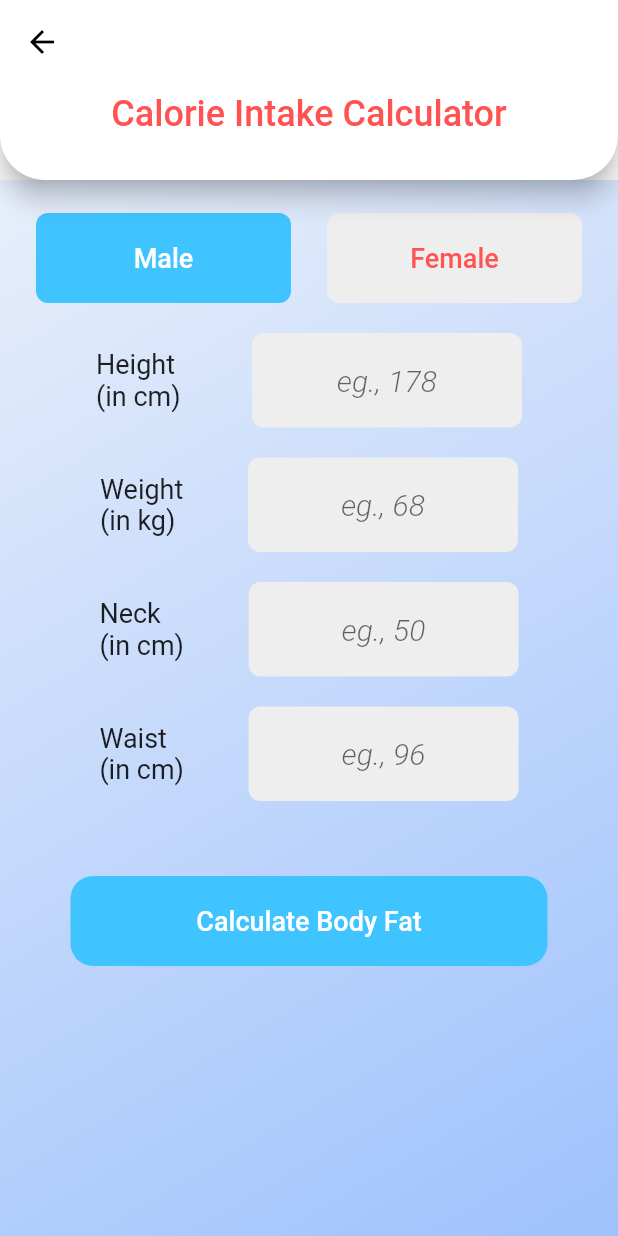
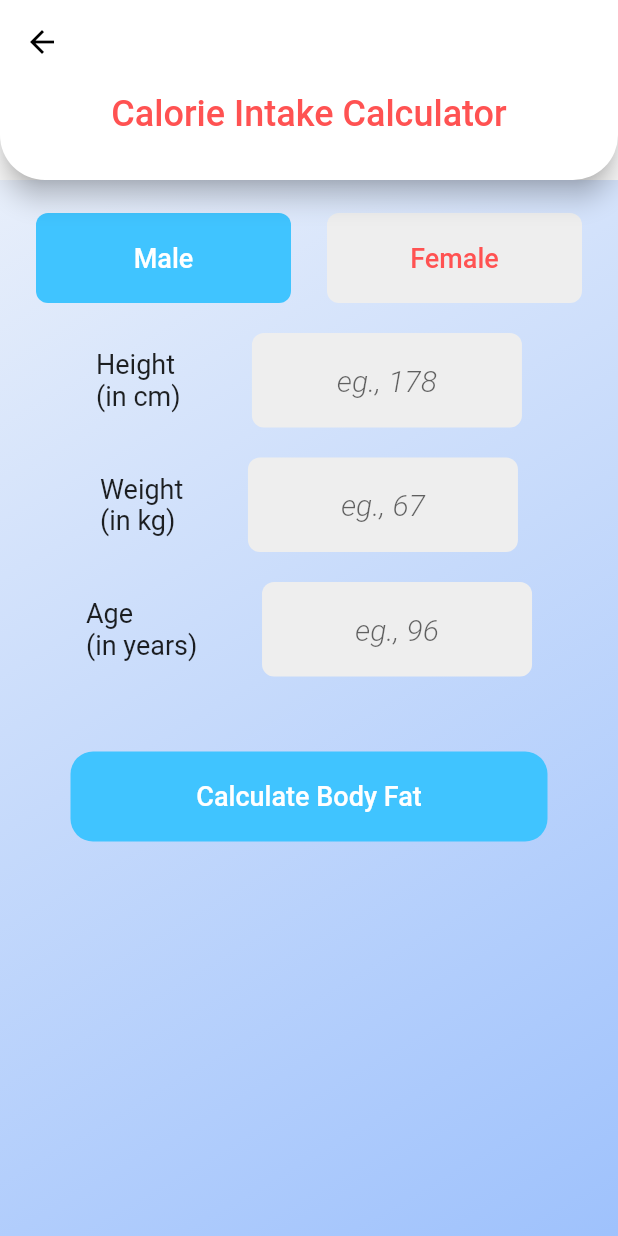
Before and after one commit to abhin-deb02/health_app, a Flutter app: the CalorieIntake screen opened directly, on a phone screen of 412 x 824 dp. Run offline on Flutter 3.47's test engine with Material 2 defaults, Android fonts, the phone set to English and light mode, and no system bars; our stand-ins replace cloud_firestore, firebase_auth, firebase_core, flutter_native_splash, flutter_spinkit, font_awesome_flutter and 3 more; accounts and stored records are empty.

Commit message:
Calorie intake formula change

```diff
--- a/lib/CalorieIntake.dart
+++ b/lib/CalorieIntake.dart
@@ -13,9 +13,7 @@ class _CalorieIntakeState extends State<CalorieIntake> {
   bool hipIsVisible = false;
 
   double height = 0;
-  double neck = 0;
-  double waist = 0;
-  double hip = 0;
+  double age = 0;
   double weight = 0;
 
   // result variable
@@ -24,10 +22,7 @@ class _CalorieIntakeState extends State<CalorieIntake> {
   // declaring inputController to get input values
   TextEditingController heightInput = TextEditingController();
   TextEditingController weightInput = TextEditingController();
-  TextEditingController neckInput = TextEditingController();
-  TextEditingController waistInput = TextEditingController();
-  TextEditingController hipInput = TextEditingController();
-
+  TextEditingController ageInput = TextEditingController();
 
   @override
   Widget build(BuildContext context) {
@@ -148,9 +143,9 @@ class _CalorieIntakeState extends State<CalorieIntake> {
                           textAlign: TextAlign.center,
                           keyboardType: TextInputType.number,
                           decoration: InputDecoration(
-                              hintText: "eg., 68",
+                              hintText: "eg., 67",
                               hintStyle:
-                              const TextStyle(fontStyle: FontStyle.italic),
+                                  const TextStyle(fontStyle: FontStyle.italic),
                               filled: true,
                               fillColor: Colors.grey[200],
                               border: OutlineInputBorder(
@@ -163,15 +158,15 @@ class _CalorieIntakeState extends State<CalorieIntake> {
                   ],
                 ),
 
-                // neck
                 const SizedBox(height: 20.0),
+
                 Row(
                   mainAxisAlignment: MainAxisAlignment.center,
                   crossAxisAlignment: CrossAxisAlignment.center,
                   children: [
                     const Flexible(
                       flex: 3,
-                      child: Text("Neck\n(in cm)",
+                      child: Text("Age\n(in years)",
                           style: TextStyle(fontSize: 18.0)),
                     ),
                     const Spacer(flex: 1),
@@ -180,7 +175,7 @@ class _CalorieIntakeState extends State<CalorieIntake> {
                       child: SizedBox(
                         width: 180,
                         child: TextField(
-                          controller: neckInput,
+                          controller: ageInput,
                           style: const TextStyle(
                             fontSize: 20,
                             fontWeight: FontWeight.w300,
@@ -189,9 +184,9 @@ class _CalorieIntakeState extends State<CalorieIntake> {
                           textAlign: TextAlign.center,
                           keyboardType: TextInputType.number,
                           decoration: InputDecoration(
-                              hintText: "eg., 50",
-                              hintStyle: const TextStyle(
-                                  fontStyle: FontStyle.italic),
+                              hintText: "eg., 96",
+                              hintStyle:
+                                  const TextStyle(fontStyle: FontStyle.italic),
                               filled: true,
                               fillColor: Colors.grey[200],
                               border: OutlineInputBorder(
@@ -203,48 +198,6 @@ class _CalorieIntakeState extends State<CalorieIntake> {
                     ),
                   ],
                 ),
-
-                // waist
-                const SizedBox(height: 20.0),
-                Row(
-                  mainAxisAlignment: MainAxisAlignment.center,
-                  crossAxisAlignment: CrossAxisAlignment.center,
-                  children: [
-                    const Flexible(
-                      flex: 3,
-                      child: Text("Waist\n(in cm)",
-                          style: TextStyle(fontSize: 18.0)),
-                    ),
-                    const Spacer(flex: 1),
-                    Flexible(
-                      flex: 5,
-                      child: SizedBox(
-                        width: 180,
-                        child: TextField(
-                          controller: waistInput,
-                          style: const TextStyle(
-                            fontSize: 20,
-                            fontWeight: FontWeight.w300,
-                            color: Colors.black,
-                          ),
-                          textAlign: TextAlign.center,
-                          keyboardType: TextInputType.number,
-                          decoration: InputDecoration(
-                              hintText: "eg., 96",
-                              hintStyle: const TextStyle(
-                                  fontStyle: FontStyle.italic),
-                              filled: true,
-                              fillColor: Colors.grey[200],
-                              border: OutlineInputBorder(
-                                borderRadius: BorderRadius.circular(8.0),
-                                borderSide: BorderSide.none,
-                              )),
-                        ),
-                      ),
-                    ),
-                  ],
-                ),
-
 
                 // hip [if female]
 
@@ -260,35 +213,8 @@ class _CalorieIntakeState extends State<CalorieIntake> {
                           flex: 3,
                           child: Container(
                               //color: Colors.red,
-                              child: const Text("Hip\n(in cm)",
+                              child: const Text("",
                                   style: TextStyle(fontSize: 18.0))),
-                        ),
-                        const Spacer(flex: 1),
-                        Flexible(
-                          flex: 5,
-                          child: SizedBox(
-                            width: 180,
-                            child: TextField(
-                              controller: hipInput,
-                              style: const TextStyle(
-                                fontSize: 20,
-                                fontWeight: FontWeight.w300,
-                                color: Colors.black,
-                              ),
-                              textAlign: TextAlign.center,
-                              keyboardType: TextInputType.number,
-                              decoration: InputDecoration(
-                                  hintText: "eg., 92",
-                                  hintStyle: const TextStyle(
-                                      fontStyle: FontStyle.italic),
-                                  filled: true,
-                                  fillColor: Colors.grey[200],
-                                  border: OutlineInputBorder(
-                                    borderRadius: BorderRadius.circular(8.0),
-                                    borderSide: BorderSide.none,
-                                  )),
-                            ),
-                          ),
                         ),
                       ],
                     ),
@@ -306,22 +232,15 @@ class _CalorieIntakeState extends State<CalorieIntake> {
                     height: 60.0,
                     onPressed: () {
                       height = double.parse(heightInput.value.text);
-                      waist = double.parse(waistInput.value.text);
-                      neck = double.parse(neckInput.value.text);
-                      if (currentindex == 1) {
-                        hip = double.parse(hipInput.value.text);
-                      } else {
-                        hip = 0;
-                      }
+                      weight = double.parse(weightInput.value.text);
+                      age = double.parse(ageInput.value.text);
 
                       Navigator.of(context).push(MaterialPageRoute(
                           builder: (context) => BodyFatResults(
                               index: currentindex,
                               height: height,
                               weight: weight,
-                              waist: waist,
-                              neck: neck,
-                              hip: hip)));
+                              age: age)));
                     },
                     child: const Text(
                       "Calculate Body Fat",
@@ -383,20 +302,16 @@ class _CalorieIntakeState extends State<CalorieIntake> {
 class BodyFatResults extends StatefulWidget {
   final double height;
   final double weight;
-  final double neck;
-  final double waist;
-  final double hip;
+  final double age;
   final int index;
 
-  const BodyFatResults(
-      {Key? key,
-      required this.index,
-      required this.height,
-      required this.weight,
-      required this.neck,
-      required this.waist,
-      required this.hip })
-      : super(key: key);
+  const BodyFatResults({
+    Key? key,
+    required this.index,
+    required this.height,
+    required this.weight,
+    required this.age,
+  }) : super(key: key);
 
   @override
   State<BodyFatResults> createState() => _BodyFatResultsState();
@@ -410,25 +325,20 @@ class _BodyFatResultsState extends State<BodyFatResults> {
 
   // hip calc essential functions here...
 
-  double logby10(double exp) {
-    return (log(exp) / ln10);
-  }
-
-  double calcCalorieMale(double waist, double neck, double height, weight) {
-    double bfpDenom =
-        1.0324 - 0.19077 * logby10(waist - neck) + 0.15456 * logby10(height);
-    double finalBfp = 495 / bfpDenom - 450;
-    double calorieMale = (370 + 21.6 * (1 - finalBfp) * weight) * 3 * 2.2;
-
+  double calcCalorieMale(double age, double height, weight) {
+    double calorieMale = (66.5 +
+            (6.3 * 0.453592 * weight) +
+            (4.7 * 2.54 * height) -
+            (6.8 * age)) *
+        1.2;
     return calorieMale;
   }
 
-  double calcCalorieFemale(double waist, double neck, double height, double hip, weight) {
-    double bfpDenom = 1.29579 -
-        0.35004 * logby10(waist + hip - neck) +
-        0.22100 * logby10(height);
-    double finalBfp = 495 / bfpDenom - 450;
-    double calorieFemale = (370 + 21.6 * (1 - finalBfp) * weight) * 3 * 2;
+  double calcCalorieFemale(double age, double height, weight) {
+    double calorieFemale = (665.1 +
+        (4.3 * 0.453592 * weight) +
+        (4.7 * 2.54 * height) -
+        (4.7 * age));
 
     return calorieFemale;
   }
@@ -436,12 +346,12 @@ class _BodyFatResultsState extends State<BodyFatResults> {
   void calculateAll() {
     setState(() {
       if (widget.index == 0) {
-        CalorieIntake = calcCalorieMale(widget.waist, widget.neck, widget.height, widget.weight);
+        CalorieIntake =
+            calcCalorieMale(widget.age, widget.height, widget.weight);
       } else if (widget.index == 1) {
-        CalorieIntake = calcCalorieFemale(
-            widget.waist, widget.neck, widget.height, widget.hip, widget.weight);
+        CalorieIntake =
+            calcCalorieFemale(widget.age, widget.height, widget.weight);
       }
-
     });
   }
 
@@ -524,7 +434,10 @@ class _BodyFatResultsState extends State<BodyFatResults> {
                               children: [
                                 const SizedBox(height: 40.0),
                                 const Text("Calories needed: ",
-                                    style: TextStyle(fontSize: 20)),
+                                    style: TextStyle(fontSize: 40)),
+                                const SizedBox(height: 15.0),
+                                const Text("For maintaining weight: ",
+                                    style: TextStyle(fontSize: 25)),
                                 const SizedBox(height: 15.0),
                                 RichText(
                                     text: TextSpan(
@@ -532,13 +445,41 @@ class _BodyFatResultsState extends State<BodyFatResults> {
                                             color: Colors.black),
                                         children: [
                                       TextSpan(
-                                          text: CalorieIntake.toStringAsFixed(2),
-                                          style:
-                                              const TextStyle(fontSize: 102)),
+                                          text:
+                                              CalorieIntake.toStringAsFixed(2),
+                                          style: const TextStyle(fontSize: 25)),
+                                    ])),
+                                const SizedBox(height: 15.0),
+                                const Text("Mild weight loss: ",
+                                    style: TextStyle(fontSize: 25)),
+                                const SizedBox(height: 15.0),
+                                RichText(
+                                    text: TextSpan(
+                                        style: const TextStyle(
+                                            color: Colors.black),
+                                        children: [
+                                      TextSpan(
+                                          text:
+                                          (CalorieIntake* 91/100).toStringAsFixed(2),
+                                          style: const TextStyle(fontSize: 25)),
+                                    ])),
+                                const SizedBox(height: 15.0),
+                                const Text("Extreme weight loss: ",
+                                    style: TextStyle(fontSize: 25)),
+                                const SizedBox(height: 15.0),
+                                RichText(
+                                    text: TextSpan(
+                                        style: const TextStyle(
+                                            color: Colors.black),
+                                        children: [
+                                      TextSpan(
+                                          text:
+                                          (CalorieIntake* 81/100).toStringAsFixed(2)  ,
+                                          style: const TextStyle(fontSize: 25)),
                                     ])),
                                 const SizedBox(height: 20.0),
                                 const Text(
-                                    "** calculated using Katch-McArdle Formula",
+                                    "** calculated using Harris-Benedict Formula",
                                     style: TextStyle(
                                         fontStyle: FontStyle.italic,
                                         fontSize: 15)),
@@ -549,7 +490,6 @@ class _BodyFatResultsState extends State<BodyFatResults> {
                       ),
                     ]),
                     const SizedBox(height: 190),
-
                   ],
                 ),
               ),
--- a/pubspec.yaml
+++ b/pubspec.yaml
@@ -57,7 +57,7 @@ dev_dependencies:
 
 flutter_native_splash:
   color: "#fe7878"
-  image: assets/HealUp.png
+  image: assets/splash.png
   android: true
   ios: true
 
```
Also changed, not shown: assets/HealUp.jpg (deleted), assets/splash.png, 18 other files.
